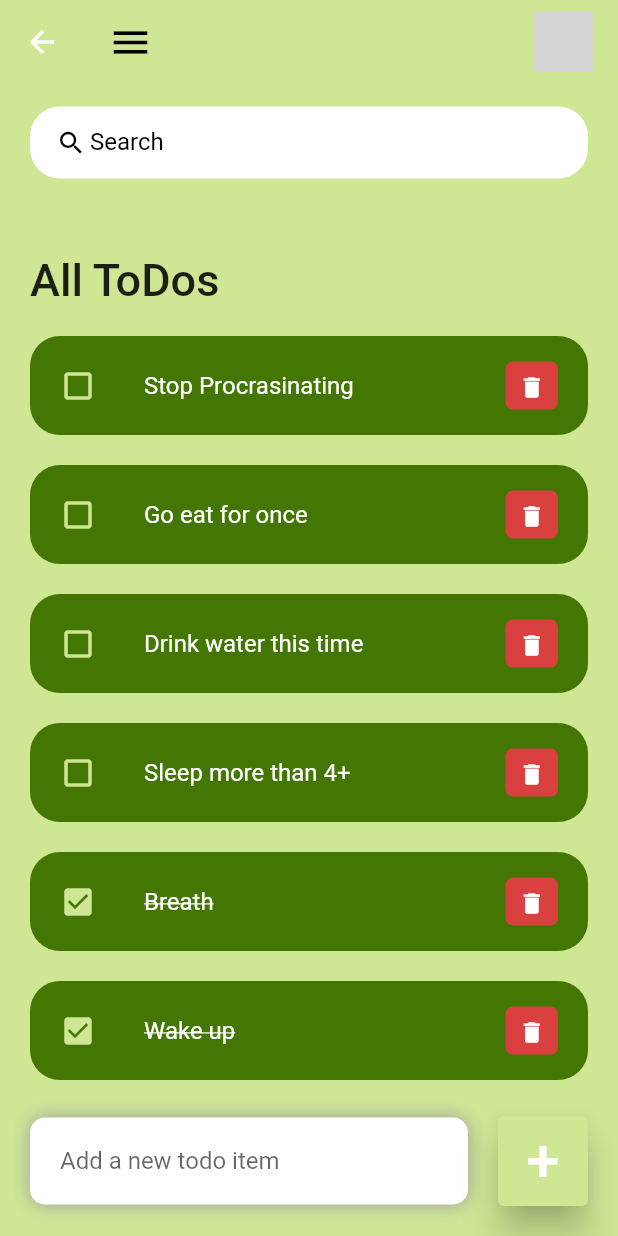
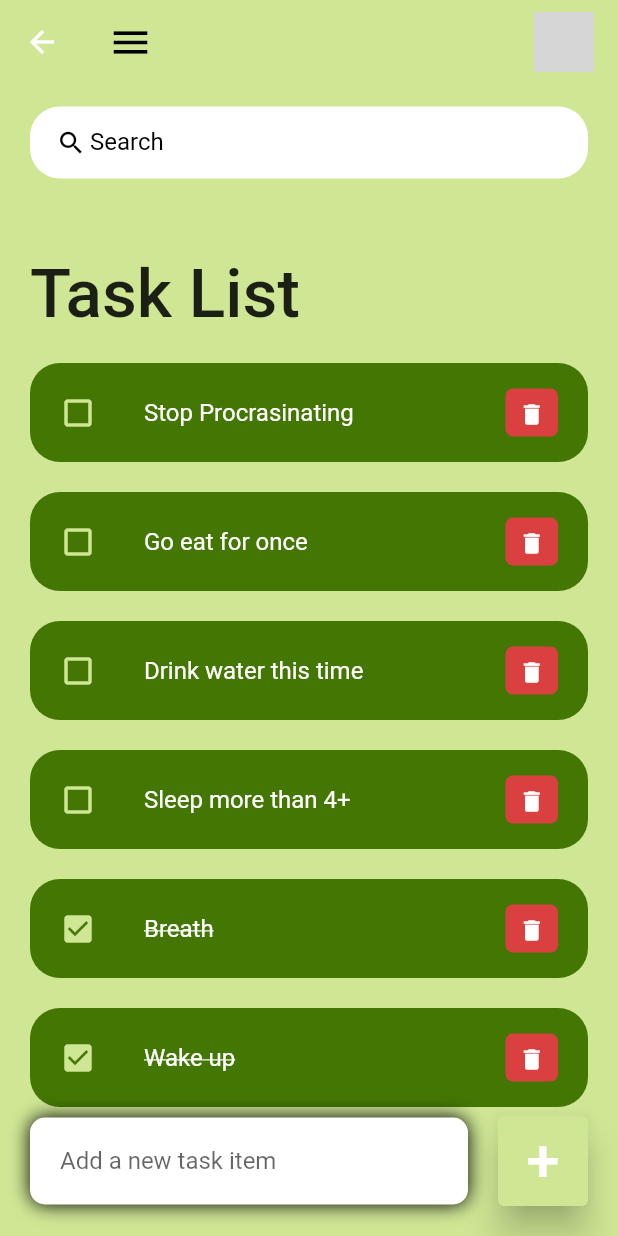
Before and after one commit to The-Ribbit-Application/ribitapplication, a Flutter app: the Home screen opened directly, on a phone screen of 412 x 824 dp. Run offline on Flutter 3.47's test engine with Material 2 defaults, Android fonts, the phone set to English and light mode, and no system bars; our stand-ins replace hive_flutter; missing offline and left inert: dart:ffi; accounts and stored records are empty; grey boxes are pictures that could not be loaded.

Commit message:
Deleting unsuccessful db

```diff
--- a/lib/Pages/login_page.dart
+++ b/lib/Pages/login_page.dart
@@ -243,6 +243,7 @@ class timerpage extends StatelessWidget {
   }
 }
 
+// Owen's feature
 class Home extends StatefulWidget {
   Home({Key? key}) : super(key: key);
 
@@ -285,9 +286,9 @@ class _HomeState extends State<Home> {
                           bottom: 20,
                         ),
                         child: Text(
-                          'All ToDos',
+                          'Task List',
                           style: TextStyle(
-                            fontSize: 30,
+                            fontSize: 45,
                             fontWeight: FontWeight.w500,
                           ),
                         ),
@@ -322,7 +323,7 @@ class _HomeState extends State<Home> {
                     color: Colors.white,
                     boxShadow: const [
                       BoxShadow(
-                        color: Colors.grey,
+                        color: Colors.black,
                         offset: Offset(0.0, 0.0),
                         blurRadius: 10.0,
                         spreadRadius: 0.0,
@@ -333,7 +334,7 @@ class _HomeState extends State<Home> {
                   child: TextField(
                     controller: _todoController,
                     decoration: InputDecoration(
-                        hintText: 'Add a new todo item',
+                        hintText: 'Add a new task item',
                         border: InputBorder.none),
                   ),
                 ),
--- a/pubspec.yaml
+++ b/pubspec.yaml
@@ -30,8 +30,6 @@ environment:
 dependencies:
   flutter:
     sdk: flutter
-  hive: ^2.2.3
-  hive_flutter: ^1.1.0
 
 
   # The following adds the Cupertino Icons font to your application.
@@ -41,8 +39,6 @@ dependencies:
 dev_dependencies:
   flutter_test:
     sdk: flutter
-  hive_generator: ^1.1.3
-  build_runner: ^2.1.11
 
   # The "flutter_lints" package below contains a set of recommended lints to
   # encourage good coding practices. The lint set provided by the package is
```
Also changed, not shown: lib/main.dart (+2 -7 lines), pubspec.lock.
